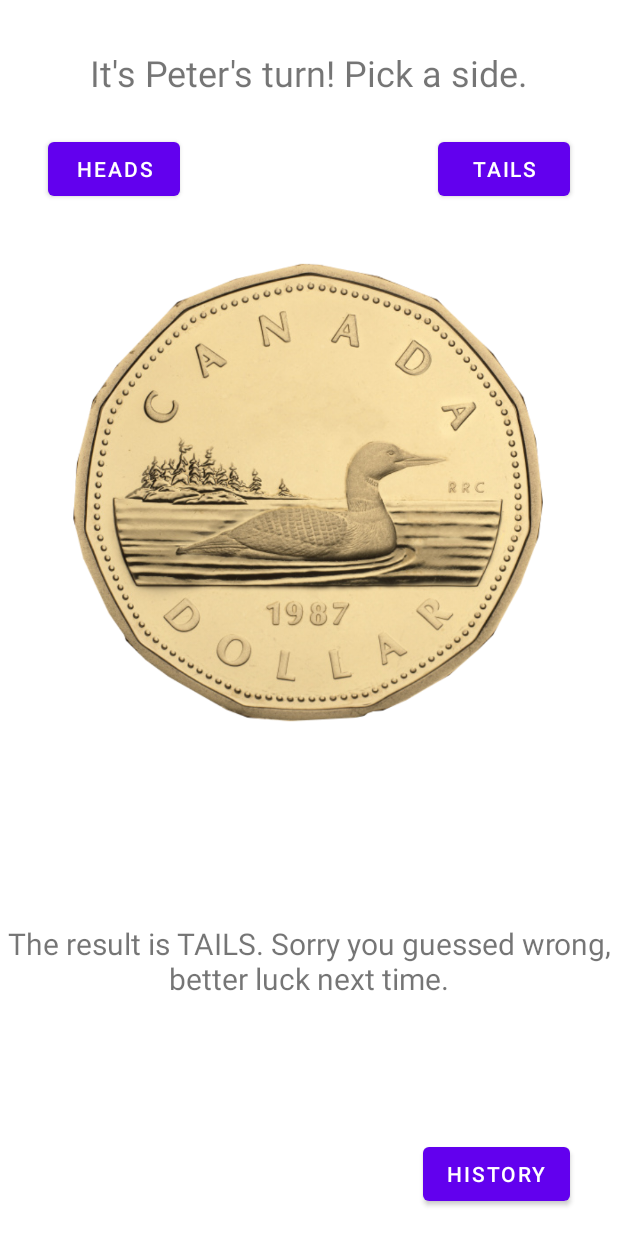
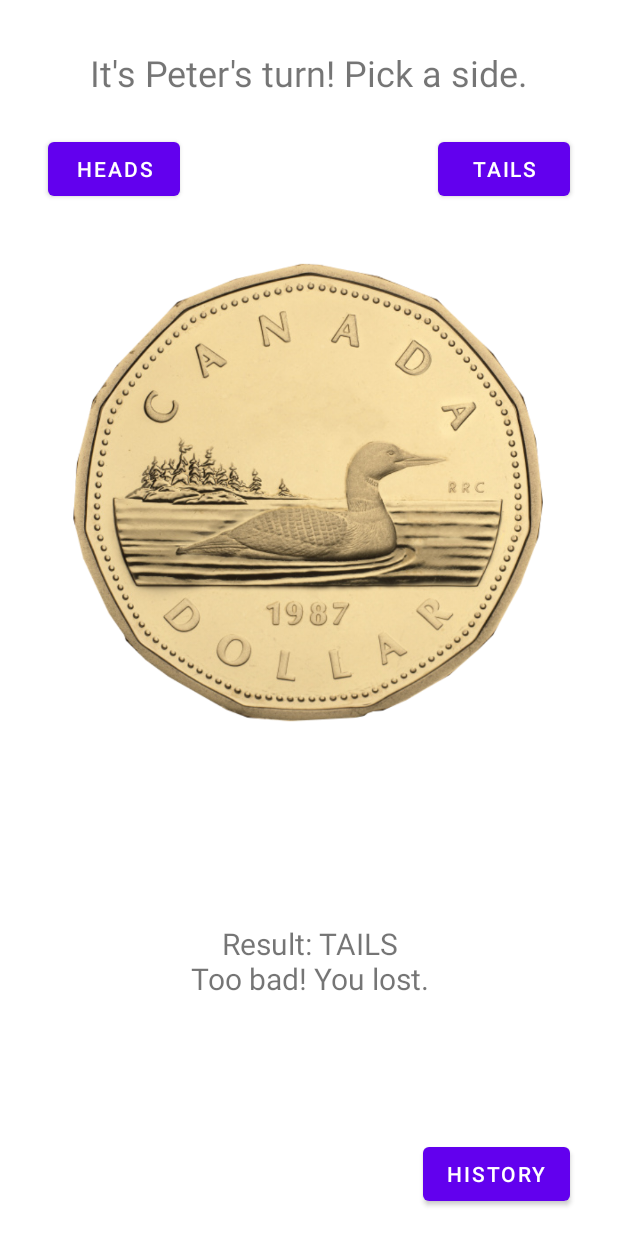
Before and after one commit to sarah-vo/ParentApp, an Android app: the FlipCoinActivity screen opened directly, with no data from a screen before it, after a tap on "HEADS", on a phone screen of 412 x 824 dp. Run offline under Robolectric (Android 15) with nearby library versions, the phone set to English and light mode, and no system bars.

Commit message:
Added save and load function for flip coin
Used SharedPreference to save and load the data for the FlipCoinManager

```diff
--- a/app/build.gradle
+++ b/app/build.gradle
@@ -41,6 +41,7 @@ dependencies {
     implementation 'androidx.constraintlayout:constraintlayout:2.1.1'
     testImplementation 'org.junit.jupiter:junit-jupiter:5.8.1'
     testImplementation 'org.junit.jupiter:junit-jupiter'
+    implementation 'com.google.code.gson:gson:2.8.7'
     androidTestImplementation 'androidx.test.ext:junit:1.1.3'
     androidTestImplementation 'androidx.test.espresso:espresso-core:3.4.0'
 }
--- a/app/src/main/java/ca/cmpt276/parentapp/FlipCoinActivity.java
+++ b/app/src/main/java/ca/cmpt276/parentapp/FlipCoinActivity.java
@@ -6,8 +6,8 @@ import android.animation.Animator;
 import android.animation.AnimatorInflater;
 import android.animation.AnimatorListenerAdapter;
 import android.animation.ObjectAnimator;
-import android.annotation.SuppressLint;
 import android.content.Intent;
+import android.content.SharedPreferences;
 import android.media.MediaPlayer;
 import android.os.Bundle;
 import android.util.Log;
@@ -16,25 +16,31 @@ import android.widget.ImageView;
 import android.widget.TextView;
 import android.widget.Toast;
 
+import com.google.gson.Gson;
+
 import java.io.IOException;
 import java.util.ArrayList;
-import java.util.Random;
 
 import ca.cmpt276.parentapp.model.Child;
 import ca.cmpt276.parentapp.model.FlipCoin;
 import ca.cmpt276.parentapp.model.FlipCoinManager;
 
 public class FlipCoinActivity extends AppCompatActivity {
+
+    public static final String SHARED_PREFERENCE = "Shared Preference";
+    public static final String SAVE_COIN_MANAGER = "SAVE_COIN_MANAGER";
+
     // For testing
     ArrayList<Child> childrenList = new ArrayList<>();
     Child able = new Child("Able");
     Child betty = new Child("Betty");
     Child peter = new Child("Peter");
 
-    FlipCoinManager flipCoinManager = FlipCoinManager.getInstance();
+    FlipCoinManager flipCoinManager;
     FlipCoin flipCoinGame, newGame;
     int index;
-    FlipCoin.CoinSide currentCoinSideInImg = FlipCoin.CoinSide.HEADS;     //Initial coin side in image
+
+    FlipCoin.CoinSide currentCoinSideInImg = FlipCoin.CoinSide.HEADS; //Initial coin side in image
     FlipCoin.CoinSide coinResult;
 
     ObjectAnimator animStage1, animStage2;
@@ -48,7 +54,8 @@ public class FlipCoinActivity extends AppCompatActivity {
     int maxRepeat = 6;
     boolean emptyChildrenList;
 
-    @SuppressLint("SetTextI18n")
+    TextView resultText;
+
     @Override
     protected void onCreate(Bundle savedInstanceState) {
         super.onCreate(savedInstanceState);
@@ -60,6 +67,8 @@ public class FlipCoinActivity extends AppCompatActivity {
 
         initializeHistoryButton();
 
+        loadData();
+
         showPicker = findViewById(R.id.showPicker);
         if (childrenList.size() > 0) {
             flipCoinGame = new FlipCoin(childrenList);
@@ -68,11 +77,43 @@ public class FlipCoinActivity extends AppCompatActivity {
         }
         else {
             emptyChildrenList = true;
-            showPicker.setText("There are no configured children, but you can sill play with the coin!");
+            showPicker.setText(R.string.no_configured_children);
             coinImg = findViewById(R.id.iv_coin);
             setUpButtons();
         }
         initializeAnimation();
+
+    }
+
+    //Save current data of the gameManager using SharedPreferences
+    private void saveData(){
+        SharedPreferences sharedPreferences = getSharedPreferences(SHARED_PREFERENCE, MODE_PRIVATE);
+        SharedPreferences.Editor editor = sharedPreferences.edit();
+
+        //Convert gridManager to json format
+        Gson gson = new Gson();
+        String json = gson.toJson(flipCoinManager);
+
+        //Save the json
+        editor.putString(SAVE_COIN_MANAGER,json);
+        editor.apply();
+    }
+
+    //Load data from saved state
+    private void loadData(){
+        SharedPreferences sharedPreferences = getSharedPreferences(SHARED_PREFERENCE, MODE_PRIVATE);
+
+        //Get the gridManager in json format
+        Gson gson = new Gson();
+        String json = sharedPreferences.getString(SAVE_COIN_MANAGER,null);
+
+        //Covert the gameManager into an Object and set the instance to the specified gameManager
+        flipCoinManager = gson.fromJson(json,FlipCoinManager.class);
+        FlipCoinManager.setInstance(flipCoinManager);
+
+        if(flipCoinManager == null){
+            flipCoinManager = FlipCoinManager.getInstance();
+        }
 
     }
 
@@ -85,8 +126,10 @@ public class FlipCoinActivity extends AppCompatActivity {
     }
 
     private void initializeLayout() {
+        resultText = findViewById(R.id.resultMessage);
+
         flipCoinGame.setPicker(index);
-        String message = "It's " + flipCoinGame.getPicker().getName() + "'s turn! Pick a side.";
+        String message = getString(R.string.player_turn,flipCoinGame.getPicker().getName());
         showPicker.setText(message);
 
         coinImg = findViewById(R.id.iv_coin);
@@ -104,6 +147,8 @@ public class FlipCoinActivity extends AppCompatActivity {
                 showPicker.setText(message);
                 flipCoinGame.setPickerChoice(FlipCoin.CoinSide.HEADS);
             }
+
+            resultText.setText("");
             coinFlipSound.start();
             flipCoinImg();
         });
@@ -114,6 +159,8 @@ public class FlipCoinActivity extends AppCompatActivity {
                 showPicker.setText(message);
                 flipCoinGame.setPickerChoice(FlipCoin.CoinSide.TAILS);
             }
+
+            resultText.setText("");
             coinFlipSound.start();
             flipCoinImg();
         });
@@ -209,9 +256,9 @@ public class FlipCoinActivity extends AppCompatActivity {
 
                     if (!emptyChildrenList){
                         flipCoinGame.setFlipResult(coinResult);
-                        flipCoinGame.updateResult();
                         flipCoinManager.addGame(flipCoinGame);
                         displayResultMessage();
+                        saveData();
 
                         newGame = new FlipCoin(childrenList);
 
@@ -219,7 +266,8 @@ public class FlipCoinActivity extends AppCompatActivity {
                         index = flipCoinManager.updateIndex(childrenList.size());
                         flipCoinGame.setPicker(index);
 
-                        String message = "It's " + flipCoinGame.getPicker().getName() + "'s turn! Pick a side.";
+                        String message = getString(R.string.player_turn,
+                                flipCoinGame.getPicker().getName());
                         showPicker.setText(message);
                     }
 
@@ -229,15 +277,12 @@ public class FlipCoinActivity extends AppCompatActivity {
         });
     }
 
-    @SuppressLint("SetTextI18n")
     private void displayResultMessage() {
-        TextView tvResultMessage = findViewById(R.id.resultMessage);
-        String showResult = "The result is " + flipCoinGame.getFlipResult().toString();
         if (flipCoinGame.isPickerWinner()){
-            tvResultMessage.setText(showResult + ". Congratulations! You won.");
+            resultText.setText(getString(R.string.player_won, flipCoinGame.getFlipResult().toString()));
         }
         else {
-            tvResultMessage.setText(showResult + ". Sorry you guessed wrong, better luck next time.");
+            resultText.setText(getString(R.string.player_lose, flipCoinGame.getFlipResult().toString()));
         }
     }
 
--- a/app/src/main/java/ca/cmpt276/parentapp/model/Child.java
+++ b/app/src/main/java/ca/cmpt276/parentapp/model/Child.java
@@ -7,6 +7,10 @@ public class Child {
         this.name = name;
     }
 
+    public void setName(String name){
+        this.name = name;
+    }
+
     public String getName(){
         return this.name;
     }
--- a/app/src/main/java/ca/cmpt276/parentapp/model/FlipCoin.java
+++ b/app/src/main/java/ca/cmpt276/parentapp/model/FlipCoin.java
@@ -36,7 +36,6 @@ public class FlipCoin {
 
     public FlipCoin(ArrayList<Child> childrenList){
         this.flipTime = Calendar.getInstance().getTime();
-        Random rand = new Random();
         this.childrenList = childrenList;
     }
 
@@ -87,6 +86,10 @@ public class FlipCoin {
 
     public void setFlipResult(CoinSide flipResult){
         this.flipResult = flipResult;
+
+        if(pickerChoice != null){
+            updateResult();
+        }
     }
 
 
--- a/app/src/main/java/ca/cmpt276/parentapp/model/FlipCoinManager.java
+++ b/app/src/main/java/ca/cmpt276/parentapp/model/FlipCoinManager.java
@@ -13,6 +13,11 @@ public class FlipCoinManager {
         flipCoinGameList = new ArrayList<FlipCoin>();
         currentIndex = -1;
     }
+
+    public static void setInstance(FlipCoinManager new_instance){
+        instance = new_instance;
+    }
+
 
     public static FlipCoinManager getInstance(){
         if (instance == null){
--- a/app/src/main/res/values/strings.xml
+++ b/app/src/main/res/values/strings.xml
@@ -7,6 +7,10 @@
     <string name="pause">Pause</string>
     <string name="resume">Resume</string>
     <string name="reset">Reset</string>
+
+    <string name="no_configured_children">There are no configured children, but you can sill play with the coin!</string>
+    <string name="current_setting">Current Settings: %1$d Row x %2$d Column, %3$d Total Virus</string>
+    <string name="player_turn">It\'s %1$s\'s turn! Pick a side.</string>
 
     <string name="flip_coin">Flip coin</string>
     <string name="timeout_timer">Timeout Timer</string>
@@ -20,4 +24,7 @@
     <string name="result">Result</string>
     <string name="history">History</string>
     <string name="image_of_coins_FlipCoinActivity">Image of coins</string>
+
+    <string name="player_won">Result: %1$s\nCongratulations! You won.</string>
+    <string name="player_lose">Result: %1$s\nToo bad! You lost.</string>
 </resources>
```
